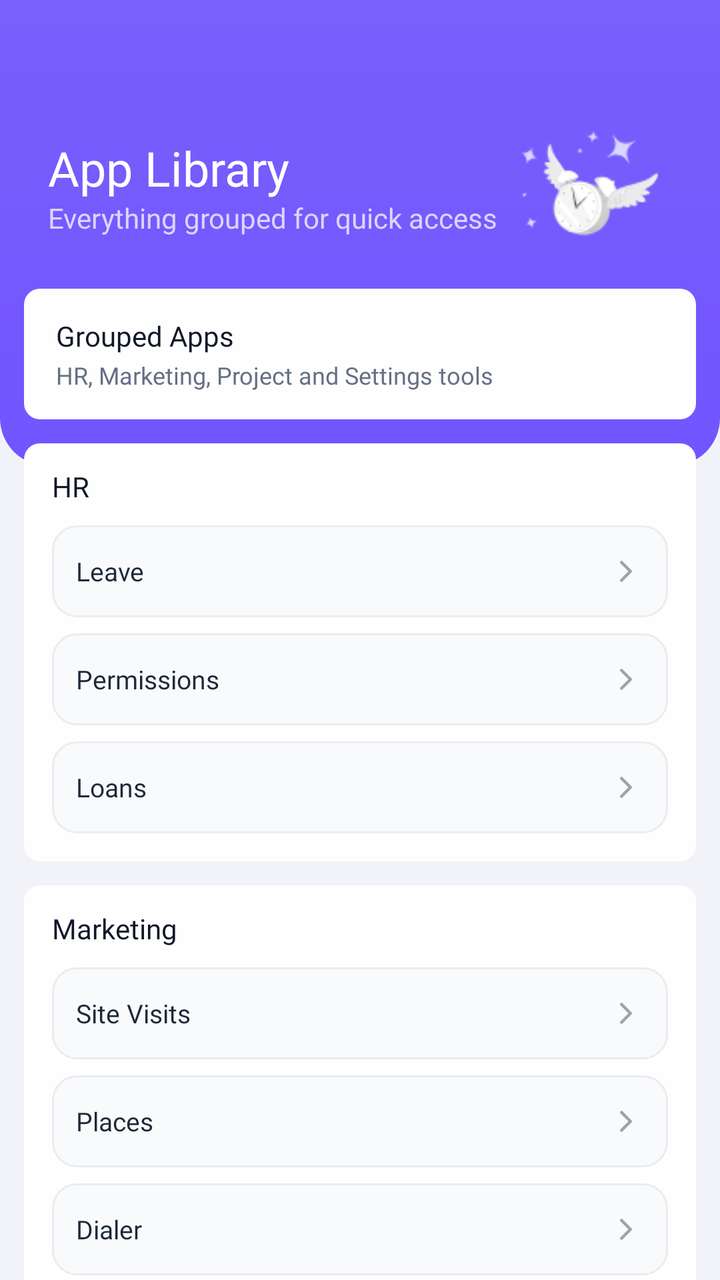
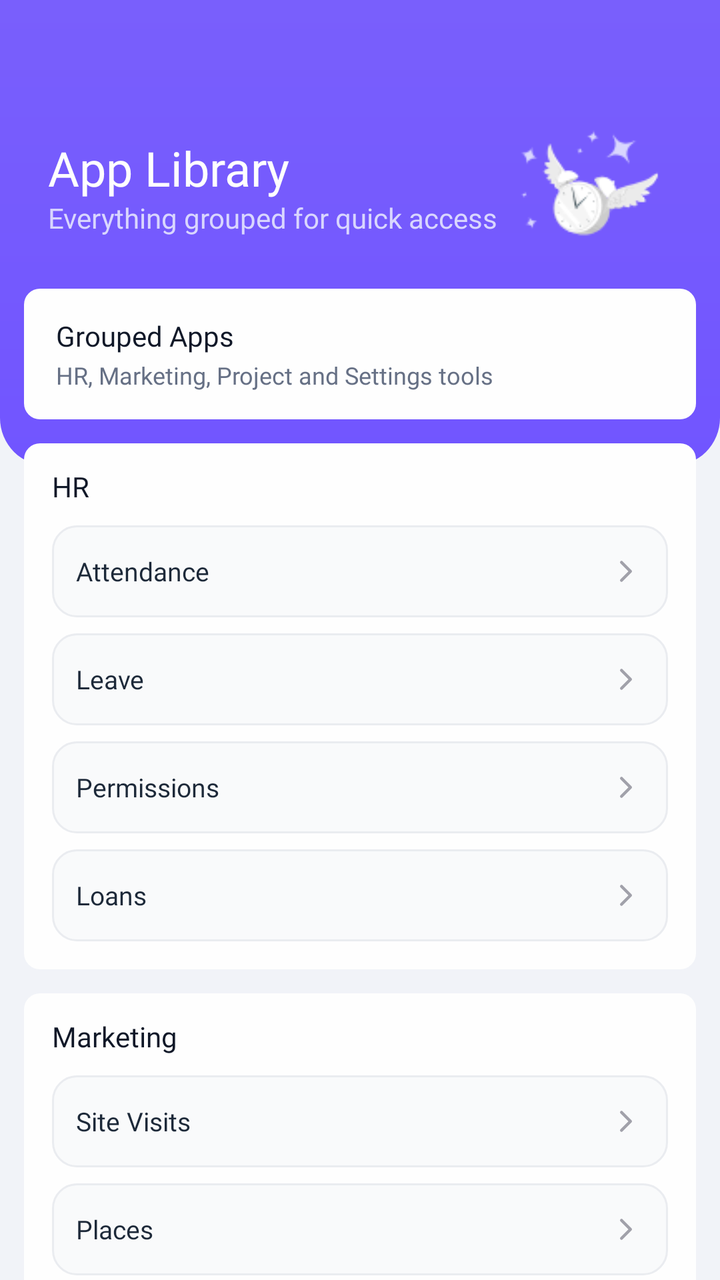

An Android layout rendered at two revisions. The XML below is the earlier revision; the diff shows what the commit changed to produce the second picture.
<!-- AndroidManifest.xml: application theme Theme.Mconnect -->
<!-- res/layout/fragment_app_library.xml -->
<?xml version="1.0" encoding="utf-8"?>
<FrameLayout xmlns:android="http://schemas.android.com/apk/res/android"
    android:layout_width="match_parent"
    android:layout_height="match_parent"
    android:background="#F1F3F8">

    <androidx.core.widget.NestedScrollView
        android:layout_width="match_parent"
        android:layout_height="match_parent"
        android:fillViewport="true"
        android:overScrollMode="never">

        <LinearLayout
            android:layout_width="match_parent"
            android:layout_height="wrap_content"
            android:orientation="vertical"
            android:paddingBottom="14dp">

            <FrameLayout
                android:layout_width="match_parent"
                android:layout_height="233dp"
                android:background="@drawable/bg_attendance_header_gradient">

                <LinearLayout
                    android:layout_width="234dp"
                    android:layout_height="wrap_content"
                    android:layout_gravity="top|start"
                    android:layout_marginStart="24dp"
                    android:layout_marginTop="71dp"
                    android:orientation="vertical">

                    <TextView
                        android:layout_width="wrap_content"
                        android:layout_height="wrap_content"
                        android:fontFamily="@font/inter_semibold"
                        android:includeFontPadding="false"
                        android:text="App Library"
                        android:textColor="#FEFEFE"
                        android:textSize="24sp" />

                    <TextView
                        android:layout_width="wrap_content"
                        android:layout_height="wrap_content"
                        android:layout_marginTop="2dp"
                        android:fontFamily="@font/inter_medium"
                        android:includeFontPadding="false"
                        android:text="Everything grouped for quick access"
                        android:textColor="#D9D6FE"
                        android:textSize="14sp" />
                </LinearLayout>

                <ImageView
                    android:layout_width="79dp"
                    android:layout_height="79dp"
                    android:layout_gravity="top|end"
                    android:layout_marginTop="57dp"
                    android:layout_marginEnd="22dp"
                    android:contentDescription="@null"
                    android:scaleType="fitCenter"
                    android:src="@drawable/group_icon" />
            </FrameLayout>

            <LinearLayout
                android:layout_width="match_parent"
                android:layout_height="wrap_content"
                android:layout_marginTop="-89dp"
                android:orientation="vertical"
                android:paddingHorizontal="12dp">

                <LinearLayout
                    android:layout_width="match_parent"
                    android:layout_height="wrap_content"
                    android:background="@drawable/bg_attendance_card"
                    android:orientation="vertical"
                    android:paddingStart="16dp"
                    android:paddingTop="14dp"
                    android:paddingEnd="16dp"
                    android:paddingBottom="14dp">

                    <TextView
                        android:layout_width="wrap_content"
                        android:layout_height="wrap_content"
                        android:fontFamily="@font/inter_semibold"
                        android:text="Grouped Apps"
                        android:textColor="#101828"
                        android:textSize="14sp" />

                    <TextView
                        android:layout_width="wrap_content"
                        android:layout_height="wrap_content"
                        android:layout_marginTop="2dp"
                        android:fontFamily="@font/inter_regular"
                        android:text="HR, Marketing, Project and Settings tools"
                        android:textColor="#667085"
                        android:textSize="12sp" />
                </LinearLayout>

                <LinearLayout
                    android:layout_width="match_parent"
                    android:layout_height="wrap_content"
                    android:layout_marginTop="12dp"
                    android:background="@drawable/bg_attendance_card"
                    android:orientation="vertical"
                    android:paddingStart="14dp"
                    android:paddingTop="12dp"
                    android:paddingEnd="14dp"
                    android:paddingBottom="14dp">

                    <TextView
                        android:layout_width="wrap_content"
                        android:layout_height="wrap_content"
                        android:fontFamily="@font/inter_semibold"
                        android:text="HR"
                        android:textColor="#101828"
                        android:textSize="14sp" />

                    <LinearLayout
                        android:id="@+id/itemHrLeave"
                        android:layout_width="match_parent"
                        android:layout_height="46dp"
                        android:layout_marginTop="10dp"
                        android:background="@drawable/bg_attendance_history_inner"
                        android:clickable="true"
                        android:focusable="true"
                        android:gravity="center_vertical"
                        android:orientation="horizontal"
                        android:paddingHorizontal="12dp">

                        <TextView
                            android:layout_width="0dp"
                            android:layout_height="wrap_content"
                            android:layout_weight="1"
                            android:fontFamily="@font/inter_medium"
                            android:text="Leave"
                            android:textColor="#1D2939"
                            android:textSize="13sp" />

                        <ImageView
                            android:layout_width="18dp"
                            android:layout_height="18dp"
                            android:contentDescription="@null"
                            android:src="@drawable/ic_chevron_right" />
                    </LinearLayout>

                    <LinearLayout
                        android:id="@+id/itemHrPermissions"
                        android:layout_width="match_parent"
                        android:layout_height="46dp"
                        android:layout_marginTop="8dp"
                        android:background="@drawable/bg_attendance_history_inner"
                        android:clickable="true"
                        android:focusable="true"
                        android:gravity="center_vertical"
                        android:orientation="horizontal"
                        android:paddingHorizontal="12dp">

                        <TextView
                            android:layout_width="0dp"
                            android:layout_height="wrap_content"
                            android:layout_weight="1"
                            android:fontFamily="@font/inter_medium"
                            android:text="Permissions"
                            android:textColor="#1D2939"
                            android:textSize="13sp" />

                        <ImageView
                            android:layout_width="18dp"
                            android:layout_height="18dp"
                            android:contentDescription="@null"
                            android:src="@drawable/ic_chevron_right" />
                    </LinearLayout>

                    <LinearLayout
                        android:id="@+id/itemHrLoans"
                        android:layout_width="match_parent"
                        android:layout_height="46dp"
                        android:layout_marginTop="8dp"
                        android:background="@drawable/bg_attendance_history_inner"
                        android:clickable="true"
                        android:focusable="true"
                        android:gravity="center_vertical"
                        android:orientation="horizontal"
                        android:paddingHorizontal="12dp">

                        <TextView
                            android:layout_width="0dp"
                            android:layout_height="wrap_content"
                            android:layout_weight="1"
                            android:fontFamily="@font/inter_medium"
                            android:text="Loans"
                            android:textColor="#1D2939"
                            android:textSize="13sp" />

                        <ImageView
                            android:layout_width="18dp"
                            android:layout_height="18dp"
                            android:contentDescription="@null"
                            android:src="@drawable/ic_chevron_right" />
                    </LinearLayout>
                </LinearLayout>

                <LinearLayout
                    android:layout_width="match_parent"
                    android:layout_height="wrap_content"
                    android:layout_marginTop="12dp"
                    android:background="@drawable/bg_attendance_card"
                    android:orientation="vertical"
                    android:paddingStart="14dp"
                    android:paddingTop="12dp"
                    android:paddingEnd="14dp"
                    android:paddingBottom="14dp">

                    <TextView
                        android:layout_width="wrap_content"
                        android:layout_height="wrap_content"
                        android:fontFamily="@font/inter_semibold"
                        android:text="Marketing"
                        android:textColor="#101828"
                        android:textSize="14sp" />

                    <LinearLayout
                        android:id="@+id/itemMarketingSiteVisits"
                        android:layout_width="match_parent"
                        android:layout_height="46dp"
                        android:layout_marginTop="10dp"
                        android:background="@drawable/bg_attendance_history_inner"
                        android:clickable="true"
                        android:focusable="true"
                        android:gravity="center_vertical"
                        android:orientation="horizontal"
                        android:paddingHorizontal="12dp">

                        <TextView
                            android:layout_width="0dp"
                            android:layout_height="wrap_content"
                            android:layout_weight="1"
                            android:fontFamily="@font/inter_medium"
                            android:text="Site Visits"
                            android:textColor="#1D2939"
                            android:textSize="13sp" />

                        <ImageView
                            android:layout_width="18dp"
                            android:layout_height="18dp"
                            android:contentDescription="@null"
                            android:src="@drawable/ic_chevron_right" />
                    </LinearLayout>

                    <LinearLayout
                        android:id="@+id/itemMarketingClientPlace"
                        android:layout_width="match_parent"
                        android:layout_height="46dp"
                        android:layout_marginTop="8dp"
                        android:background="@drawable/bg_attendance_history_inner"
                        android:clickable="true"
                        android:focusable="true"
                        android:gravity="center_vertical"
                        android:orientation="horizontal"
                        android:paddingHorizontal="12dp">

                        <TextView
                            android:layout_width="0dp"
                            android:layout_height="wrap_content"
                            android:layout_weight="1"
                            android:fontFamily="@font/inter_medium"
                            android:text="Places"
                            android:textColor="#1D2939"
                            android:textSize="13sp" />

                        <ImageView
                            android:layout_width="18dp"
                            android:layout_height="18dp"
                            android:contentDescription="@null"
                            android:src="@drawable/ic_chevron_right" />
                    </LinearLayout>

                    <LinearLayout
                        android:id="@+id/itemMarketingDialer"
                        android:layout_width="match_parent"
                        android:layout_height="46dp"
                        android:layout_marginTop="8dp"
                        android:background="@drawable/bg_attendance_history_inner"
                        android:clickable="true"
                        android:focusable="true"
                        android:gravity="center_vertical"
                        android:orientation="horizontal"
                        android:paddingHorizontal="12dp">

                        <TextView
                            android:layout_width="0dp"
                            android:layout_height="wrap_content"
                            android:layout_weight="1"
                            android:fontFamily="@font/inter_medium"
                            android:text="Dialer"
                            android:textColor="#1D2939"
                            android:textSize="13sp" />

                        <ImageView
                            android:layout_width="18dp"
                            android:layout_height="18dp"
                            android:contentDescription="@null"
                            android:src="@drawable/ic_chevron_right" />
                    </LinearLayout>

                    <LinearLayout
                        android:id="@+id/itemMarketingCall"
                        android:layout_width="match_parent"
                        android:layout_height="46dp"
                        android:layout_marginTop="8dp"
                        android:background="@drawable/bg_attendance_history_inner"
                        android:clickable="true"
                        android:focusable="true"
                        android:gravity="center_vertical"
                        android:orientation="horizontal"
                        android:paddingHorizontal="12dp">

                        <TextView
                            android:layout_width="0dp"
                            android:layout_height="wrap_content"
                            android:layout_weight="1"
                            android:fontFamily="@font/inter_medium"
                            android:text="Call"
                            android:textColor="#1D2939"
                            android:textSize="13sp" />

                        <ImageView
                            android:layout_width="18dp"
                            android:layout_height="18dp"
                            android:contentDescription="@null"
                            android:src="@drawable/ic_chevron_right" />
                    </LinearLayout>
                </LinearLayout>

                <LinearLayout
                    android:layout_width="match_parent"
                    android:layout_height="wrap_content"
                    android:layout_marginTop="12dp"
                    android:background="@drawable/bg_attendance_card"
                    android:orientation="vertical"
                    android:paddingStart="14dp"
                    android:paddingTop="12dp"
                    android:paddingEnd="14dp"
                    android:paddingBottom="14dp">

                    <TextView
                        android:layout_width="wrap_content"
                        android:layout_height="wrap_content"
                        android:fontFamily="@font/inter_semibold"
                        android:text="Project Mgmt"
                        android:textColor="#101828"
                        android:textSize="14sp" />

                    <LinearLayout
                        android:id="@+id/itemProjectTasks"
                        android:layout_width="match_parent"
                        android:layout_height="46dp"
                        android:layout_marginTop="10dp"
                        android:background="@drawable/bg_attendance_history_inner"
                        android:clickable="true"
                        android:focusable="true"
                        android:gravity="center_vertical"
                        android:orientation="horizontal"
                        android:paddingHorizontal="12dp">

                        <TextView
                            android:layout_width="0dp"
                            android:layout_height="wrap_content"
                            android:layout_weight="1"
                            android:fontFamily="@font/inter_medium"
                            android:text="Tasks"
                            android:textColor="#1D2939"
                            android:textSize="13sp" />

                        <ImageView
                            android:layout_width="18dp"
                            android:layout_height="18dp"
                            android:contentDescription="@null"
                            android:src="@drawable/ic_chevron_right" />
                    </LinearLayout>
                </LinearLayout>

                <LinearLayout
                    android:layout_width="match_parent"
                    android:layout_height="wrap_content"
                    android:layout_marginTop="12dp"
                    android:background="@drawable/bg_attendance_card"
                    android:orientation="vertical"
                    android:paddingStart="14dp"
                    android:paddingTop="12dp"
                    android:paddingEnd="14dp"
                    android:paddingBottom="14dp">

                    <TextView
                        android:layout_width="wrap_content"
                        android:layout_height="wrap_content"
                        android:fontFamily="@font/inter_semibold"
                        android:text="Settings"
                        android:textColor="#101828"
                        android:textSize="14sp" />

                    <LinearLayout
                        android:id="@+id/itemSettings"
                        android:layout_width="match_parent"
                        android:layout_height="46dp"
                        android:layout_marginTop="10dp"
                        android:background="@drawable/bg_attendance_history_inner"
                        android:clickable="true"
                        android:focusable="true"
                        android:gravity="center_vertical"
                        android:orientation="horizontal"
                        android:paddingHorizontal="12dp">

                        <TextView
                            android:layout_width="0dp"
                            android:layout_height="wrap_content"
                            android:layout_weight="1"
                            android:fontFamily="@font/inter_medium"
                            android:text="Settings"
                            android:textColor="#1D2939"
                            android:textSize="13sp" />

                        <ImageView
                            android:layout_width="18dp"
                            android:layout_height="18dp"
                            android:contentDescription="@null"
                            android:src="@drawable/ic_chevron_right" />
                    </LinearLayout>
                </LinearLayout>
            </LinearLayout>
        </LinearLayout>
    </androidx.core.widget.NestedScrollView>
</FrameLayout>
<!-- resources referenced by this layout -->
<resources>
  <!-- drawable bg_attendance_card (drawable) -->
  <?xml version="1.0" encoding="utf-8"?>
  <shape xmlns:android="http://schemas.android.com/apk/res/android" android:shape="rectangle">
      <solid android:color="#FEFEFE" />
      <corners android:radius="8dp" />
  </shape>
  <!-- drawable bg_attendance_header_gradient (drawable) -->
  <?xml version="1.0" encoding="utf-8"?>
  <shape xmlns:android="http://schemas.android.com/apk/res/android" android:shape="rectangle">
      <gradient
          android:angle="270"
          android:startColor="#795FFC"
          android:endColor="#7155FF"
          android:type="linear" />
      <corners
          android:bottomLeftRadius="24dp"
          android:bottomRightRadius="24dp" />
  </shape>
  <!-- drawable bg_attendance_history_inner (drawable) -->
  <?xml version="1.0" encoding="utf-8"?>
  <shape xmlns:android="http://schemas.android.com/apk/res/android" android:shape="rectangle">
      <solid android:color="#F9FAFB" />
      <corners android:radius="12dp" />
      <stroke
          android:width="1dp"
          android:color="#EAECF0" />
  </shape>
  <!-- drawable ic_chevron_right (drawable) -->
  <?xml version="1.0" encoding="utf-8"?>
  <vector xmlns:android="http://schemas.android.com/apk/res/android"
      android:width="24dp"
      android:height="24dp"
      android:viewportWidth="24"
      android:viewportHeight="24"
      android:tint="?attr/colorForegroundMuted">
      <path
          android:pathData="M9,18L15,12L9,6"
          android:strokeWidth="2"
          android:strokeColor="@android:color/white"
          android:strokeLineCap="round"
          android:strokeLineJoin="round" />
  </vector>
  <color name="lt_accent_primary">#FF7C3AED</color>
  <color name="lt_accent_secondary">#FFA855F7</color>
  <color name="lt_foreground_inverse">#FFFFFFFF</color>
  <color name="lt_surface_primary">#FFFFFFFF</color>
  <color name="lt_surface_secondary">#FFF4F4F5</color>
  <color name="lt_foreground_primary">#FF18181B</color>
  <color name="lt_accent_primary_hover">#FF6D28D9</color>
  <color name="lt_surface_tertiary">#FFE4E4E7</color>
  <color name="lt_surface_inverse">#FF18181B</color>
  <color name="lt_foreground_secondary">#FF52525B</color>
  <color name="lt_foreground_muted">#FFA1A1AA</color>
  <color name="lt_border">#FFE4E4E7</color>
  <color name="lt_border_light">#FFF4F4F5</color>
  <color name="lt_error">#FFDC2626</color>
  <color name="lt_success">#FF16A34A</color>
  <color name="lt_warning">#FFD97706</color>
  <color name="lt_info">#FF2563EB</color>
  <color name="lt_accent_light">#FFEDE9FE</color>
  <color name="lt_success_light">#FFDCFCE7</color>
  <color name="lt_warning_light">#FFFEF3C7</color>
  <color name="lt_error_light">#FFFEE2E2</color>
  <color name="lt_info_light">#FFDBEAFE</color>
  <!-- unchanged entries left out for length: 2 -->
</resources>

<!-- the commit's change to res/layout/fragment_app_library.xml (unified diff, before → after) -->
@@ -115,10 +115,38 @@
                         android:textSize="14sp" />
 
                     <LinearLayout
+                        android:id="@+id/itemHrAttendance"
+                        android:layout_width="match_parent"
+                        android:layout_height="46dp"
+                        android:layout_marginTop="10dp"
+                        android:background="@drawable/bg_attendance_history_inner"
+                        android:clickable="true"
+                        android:focusable="true"
+                        android:gravity="center_vertical"
+                        android:orientation="horizontal"
+                        android:paddingHorizontal="12dp">
+
+                        <TextView
+                            android:layout_width="0dp"
+                            android:layout_height="wrap_content"
+                            android:layout_weight="1"
+                            android:fontFamily="@font/inter_medium"
+                            android:text="Attendance"
+                            android:textColor="#1D2939"
+                            android:textSize="13sp" />
+
+                        <ImageView
+                            android:layout_width="18dp"
+                            android:layout_height="18dp"
+                            android:contentDescription="@null"
+                            android:src="@drawable/ic_chevron_right" />
+                    </LinearLayout>
+
+                    <LinearLayout
                         android:id="@+id/itemHrLeave"
                         android:layout_width="match_parent"
                         android:layout_height="46dp"
-                        android:layout_marginTop="10dp"
+                        android:layout_marginTop="8dp"
                         android:background="@drawable/bg_attendance_history_inner"
                         android:clickable="true"
                         android:focusable="true"
